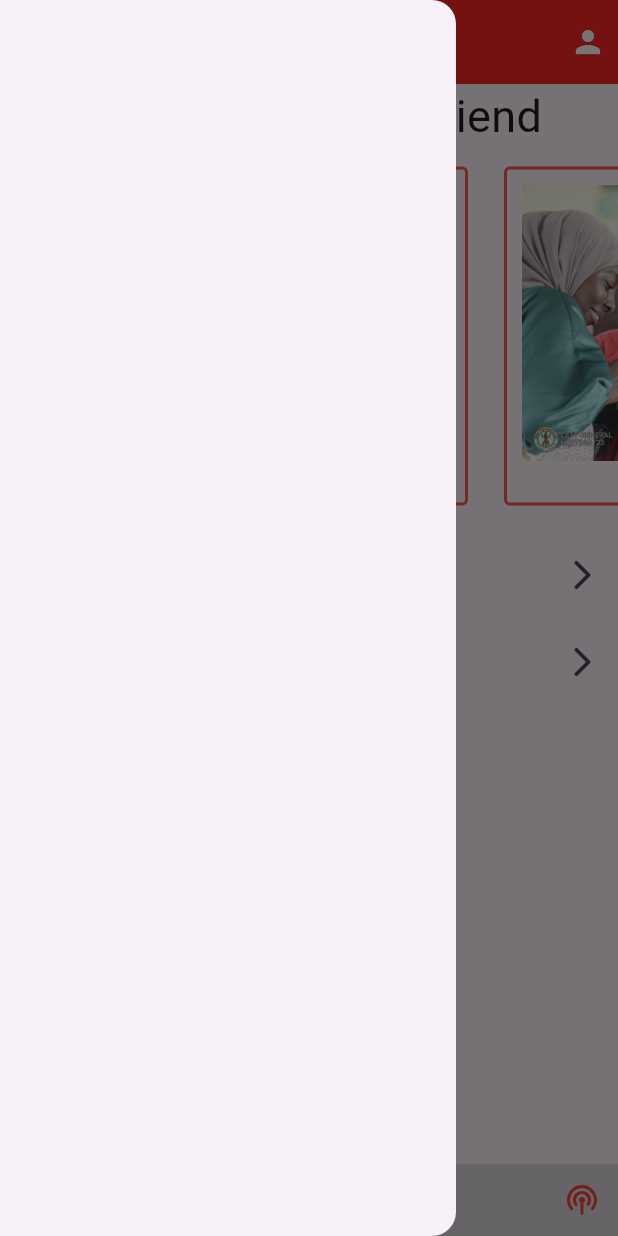
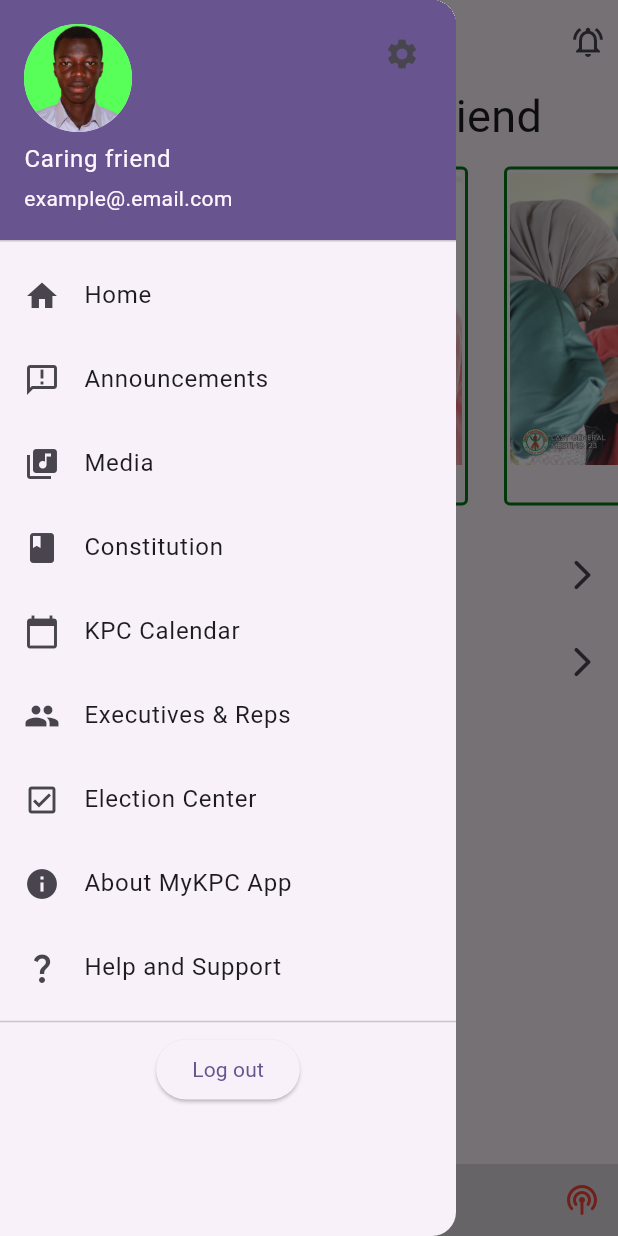
Before and after one commit to simonpetersgh/mykpc_app, a Flutter app: the screen it shows after launch, with the side drawer open, on a phone screen of 412 x 824 dp. Run offline on Flutter 3.47's test engine with Material 3 defaults, Android fonts, the phone set to English and light mode, and no system bars; drawn by our look-alikes of google_nav_bar; our stand-ins replace flutter_chat_types, flutter_chat_ui.

Commit message:
retouched drawer menu

```diff
--- /dev/null
+++ b/lib/keystates.dart
@@ -0,0 +1,11 @@
+// constants and states
+
+bool notificationsOn = true;
+
+class User {
+  late String username;
+  late String name;
+  late String studentid;
+  late String phone;
+  User(username, name, studentid, phone);
+}
--- a/lib/main.dart
+++ b/lib/main.dart
@@ -1,7 +1,10 @@
 import 'package:flutter/material.dart';
 import 'package:mykpc_app/pages/comm_chat.dart';
+import 'package:mykpc_app/pages/elections/elections.dart';
 import 'package:mykpc_app/pages/elections/vote.dart';
+import 'package:mykpc_app/pages/general/podcasts.dart';
 import 'package:mykpc_app/pages/main_page.dart';
+import 'package:mykpc_app/pages/notifications.dart';
 
 
 void main() {
@@ -20,12 +23,15 @@ class MyApp extends StatelessWidget {
           colorScheme: ColorScheme.fromSeed(seedColor: Colors.deepPurple),
           useMaterial3: true,
         ),
-        home: const HomePage(),
+        // home: const HomePage(),
         debugShowCheckedModeBanner: false,
         // app routes
         routes: {
+          "/": (ctx) => const HomePage(),
           "/chat": (context) => const CommChatTab(),
-          '/ec-portal': (context) => const VotingPortal(),
+          "/podcasts": (ctx) => const Podcasts(),
+          "/notifications": (context) => const Notifications(),
+          '/ec-center': (context) => const ElectionsLogin(),
           '/vote': (context) => const VotingPortal(),
         });
   }
--- a/lib/pages/comm_chat.dart
+++ b/lib/pages/comm_chat.dart
@@ -10,7 +10,7 @@ class CommChatTab extends StatefulWidget {
 }
 
 class _CommChatTabState extends State<CommChatTab> {
-  List<types.Message> _messages = [];
+  final List<types.Message> _messages = [];
   final _user = const types.User(
     id: '82091008-a484-4a89-ae75-a22bf8d6f3ac',
   );
@@ -20,7 +20,7 @@ class _CommChatTabState extends State<CommChatTab> {
     return Scaffold(
       appBar: AppBar(
         centerTitle: true,
-        title: Text("Community Chat"),
+        title: const Text("Community Chat"),
       ),
       body: Chat(messages: _messages, onSendPressed: _handleSendPressed, user: _user));
   }
--- a/lib/pages/elections/vote.dart
+++ b/lib/pages/elections/vote.dart
@@ -40,7 +40,7 @@ class _VotingPortalState extends State<VotingPortal> {
 
               const Text("PRESIDENT CATEGORY"),
 
-              Container(
+              SizedBox(
                 height: 310,
                 width: double.infinity,
                 child: ListView(
--- a/lib/pages/home.dart
+++ b/lib/pages/home.dart
@@ -27,7 +27,7 @@ class _HomeTabState extends State<HomeTab> {
             ),
           ),
           // Add Banner Asset Image
-          Container(
+          SizedBox(
             height: 250,
             width: double.infinity,
             child: ListView(
@@ -40,13 +40,13 @@ class _HomeTabState extends State<HomeTab> {
             ),
           ),
 
-          SizedBox(height: 10.0),
+          const SizedBox(height: 10.0),
 
           // Announcements sliders,
           Row(
             children: [
-              Padding(
-                padding: const EdgeInsets.all(8.0),
+              const Padding(
+                padding: EdgeInsets.all(8.0),
                 child: Text(
                   "Announcements",
                   style: TextStyle(
@@ -55,21 +55,21 @@ class _HomeTabState extends State<HomeTab> {
                   ),
                 ),
               ),
-              Expanded(
+              const Expanded(
                 child: Text(""),
               ),
               IconButton(
-                  onPressed: () {}, icon: Icon(Icons.arrow_forward_ios_rounded))
+                  onPressed: () {}, icon: const Icon(Icons.arrow_forward_ios_rounded))
             ],
           ),
 
-          SizedBox(height: 10.0),
+          const SizedBox(height: 10.0),
 
           // Upcoming Programs
           Row(
             children: [
-              Padding(
-                padding: const EdgeInsets.all(8.0),
+              const Padding(
+                padding: EdgeInsets.all(8.0),
                 child: Text(
                   "Upcoming Programs",
                   style: TextStyle(
@@ -78,17 +78,17 @@ class _HomeTabState extends State<HomeTab> {
                   ),
                 ),
               ),
-              Expanded(
+              const Expanded(
                 child: Text(""),
               ),
               IconButton(
-                  onPressed: () {}, icon: Icon(Icons.arrow_forward_ios_rounded))
+                  onPressed: () {}, icon: const Icon(Icons.arrow_forward_ios_rounded))
             ],
           ),
 
           Container(
-            padding: EdgeInsets.all(8.0),
-            child: Column(
+            padding: const EdgeInsets.all(8.0),
+            child: const Column(
               children: [],
             ),
           ),
@@ -112,14 +112,14 @@ class _HomeTabState extends State<HomeTab> {
           decoration: BoxDecoration(
               border: Border.all(
                 width: 2,
-                color: Colors.redAccent,
+                color: const Color.fromARGB(255, 0, 121, 21),
               ),
               borderRadius: BorderRadius.circular(4)),
           child: Column(
             children: [
               // image
               Padding(
-                padding: const EdgeInsets.all(10.0),
+                padding: const EdgeInsets.all(2.0),
                 child: Image.asset(
                   "assets/images/kpc-23-acc.jpg",
                   fit: BoxFit.cover,
--- a/lib/pages/main_page.dart
+++ b/lib/pages/main_page.dart
@@ -1,6 +1,8 @@
 import 'package:flutter/material.dart';
 import 'package:google_nav_bar/google_nav_bar.dart';
+import 'package:mykpc_app/keystates.dart';
 import 'package:mykpc_app/pages/home.dart';
+import 'package:mykpc_app/pages/menu/menu.dart';
 
 // import './comm_chat.dart';
 
@@ -13,22 +15,32 @@ class HomePage extends StatefulWidget {
 
 class _HomePageState extends State<HomePage> {
   @override
+  void initState() {
+    // Implementing initState
+    notificationsOn;
+    super.initState();
+  }
+
+  @override
   Widget build(BuildContext context) {
     return Scaffold(
       // my Menu Drawer
-      drawer: const Drawer(),
+      drawer: const Drawer(
+        child: MyMenu(),
+      ),
 
       // my app bar
       appBar: AppBar(
-        backgroundColor: const Color.fromARGB(255, 252, 36, 36),
-        foregroundColor: Colors.white,
-        title: const Text("MyKPC App"),
         actions: [
           GestureDetector(
-            onTap: () {},
-            child: const Padding(
-              padding: EdgeInsets.all(8.0),
-              child: Icon(Icons.person)
+            onTap: () {
+              Navigator.pushNamed(context, '/notifications');
+            },
+            child: Padding(
+              padding: const EdgeInsets.all(8.0),
+              child: notificationsOn
+                  ? const Icon(Icons.notifications_active_outlined)
+                  : const Icon(Icons.notifications_off_outlined),
             ),
           )
         ],
--- /dev/null
+++ b/lib/pages/menu/menu.dart
@@ -0,0 +1,134 @@
+// Create class with following menu items
+// #Announcements
+
+// #Podcasts
+// #Media
+// #Constitution
+// #Executives & Reps
+// KPC Calendar
+// Settings
+// About MyKPC app
+
+import 'package:flutter/material.dart';
+
+class MyMenu extends StatefulWidget {
+  const MyMenu({super.key});
+
+  @override
+  State<MyMenu> createState() => _MyMenuState();
+}
+
+class _MyMenuState extends State<MyMenu> {
+  @override
+  Widget build(BuildContext context) {
+    return SingleChildScrollView(
+      child: Column(
+        children: [
+          // header with user profile
+          UserAccountsDrawerHeader(
+            currentAccountPicture: const CircleAvatar(
+              backgroundImage: AssetImage('assets/images/SimonGREEN.jpg'),
+            ),
+            accountName: const Text("Caring friend"),
+            accountEmail: const Text("example@.email.com"),
+            otherAccountsPictures: [
+              IconButton(
+                onPressed: () {},
+                hoverColor: Colors.white,
+                icon: const Icon(Icons.settings),
+              )
+            ],
+          ),
+
+          // other user profile with #ListTile
+          // ListTile(
+          //   leading: const CircleAvatar(
+          //     radius: 20,
+          //     backgroundImage: AssetImage('assets/images/kpc-23-acc.jpg'),
+          //   ),
+          //   title: const Text('User Profile'),
+          //   onTap: () {},
+          // ),
+
+          // home item
+          ListTile(
+            leading: const Icon(Icons.home),
+            title: const Text("Home"),
+            onTap: () {
+              Navigator.pushReplacementNamed(context, '/');
+            },
+          ),
+          // Podcasts menu item
+          // REMOVED FOR NOW
+
+          ListTile(
+            leading: const Icon(Icons.announcement_outlined),
+            title: const Text('Announcements'),
+            onTap: () {},
+          ),
+
+          // media menu item
+          ListTile(
+            leading: const Icon(Icons.library_music),
+            title: const Text('Media'),
+            onTap: () {},
+          ),
+
+          // constitution menu item
+          ListTile(
+            leading: const Icon(Icons.book),
+            title: const Text('Constitution'),
+            onTap: () {},
+          ),
+
+          // KPC calendar menu item
+          ListTile(
+            leading: const Icon(Icons.calendar_today),
+            title: const Text('KPC Calendar'),
+            onTap: () {},
+          ),
+
+          // executive & rep menu item
+          ListTile(
+            leading: const Icon(Icons.people),
+            title: const Text('Executives & Reps'),
+            onTap: () {},
+          ),
+
+          // Elections Center menu item
+          ListTile(
+            leading: const Icon(Icons.check_box_outlined),
+            title: const Text('Election Center'),
+            onTap: () {},
+          ),
+
+          // settings menu item: MOVED TO HEADER
+
+          // about mykpc app menu item
+          ListTile(
+            leading: const Icon(Icons.info),
+            title: const Text('About MyKPC App'),
+            onTap: () {},
+          ),
+
+          // divider widget to separate each menu item
+
+          // settings menu item
+          ListTile(
+            leading: const Icon(Icons.question_mark_outlined),
+            title: const Text('Help and Support'),
+            onTap: () {},
+          ),
+
+          const Divider(),
+
+          // logout button with text "Sign Out"
+          ElevatedButton(
+            onPressed: () {},
+            child: const Text('Log out'),
+          ),
+        ],
+      ),
+    );
+  }
+}
```
Also changed, not shown: lib/pages/general/main_page.dart (+7 -7 lines), lib/pages/general/podcasts.dart (added, +23 -0 lines), lib/pages/menu.dart (deleted, +0 -9 lines), lib/pages/menu/about_mykpcapp.dart (added, +19 -0 lines), lib/pages/notifications.dart (added, +70 -0 lines), assets/images/SimonGREEN.jpg (added), lib/pages/menu/settings.dart (added), native_splash.yaml (added).
